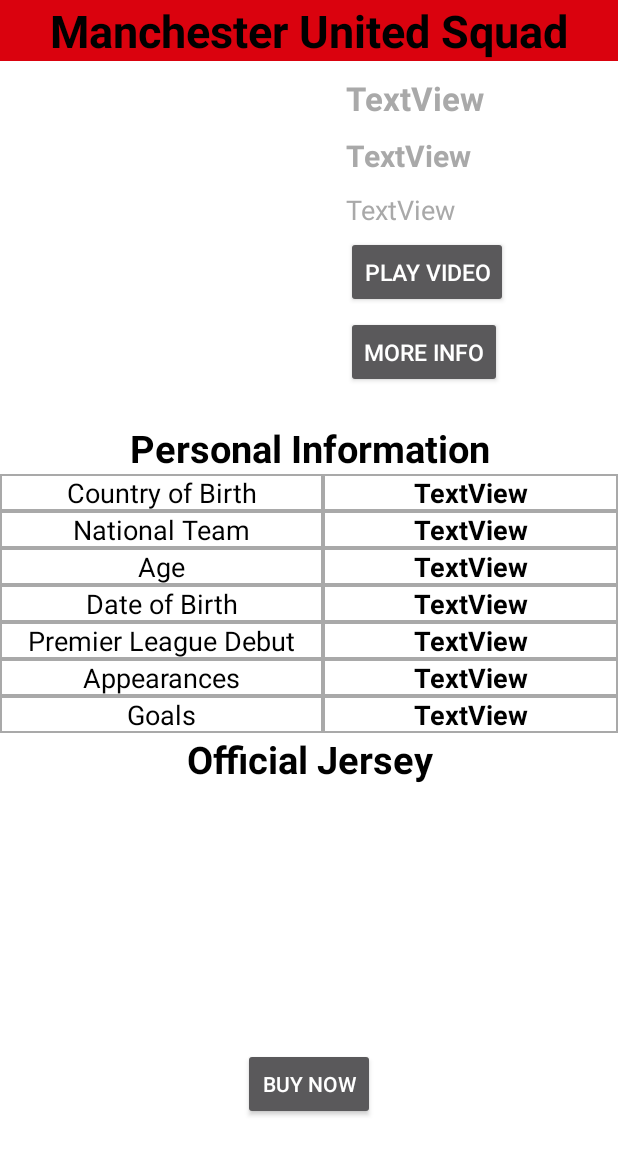
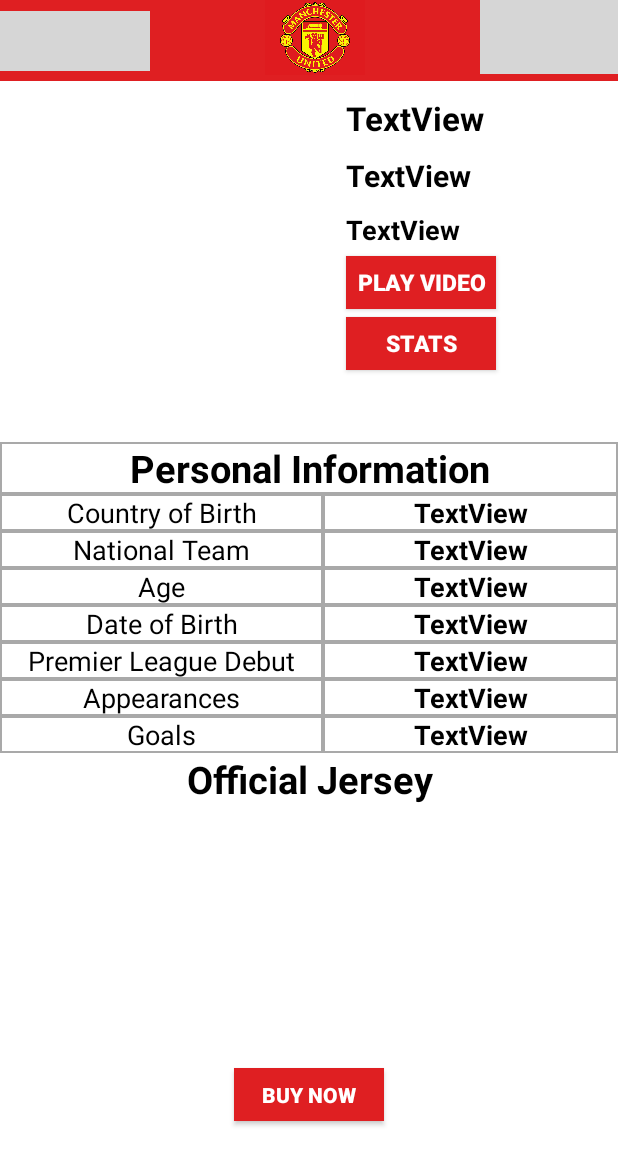
Before and after one commit to harshalk994/ManchesterUnitedTeamList, an Android app: the TestRelative screen opened directly, with no data from a screen before it, on a phone screen of 412 x 824 dp. Shown: the top 1165 px of the screen. Run offline under Robolectric (Android 15) with nearby library versions, the phone set to English and light mode, and no system bars; 13 statements that could not run were skipped; grey boxes are pictures that could not be loaded.

Commit message:
version 4.0_All activities functionality completed_Try improvising GUI_try changing color of progress bar

```diff
--- a/app/build.gradle
+++ b/app/build.gradle
@@ -26,4 +26,5 @@ dependencies {
     testImplementation 'junit:junit:4.12'
     androidTestImplementation 'androidx.test.ext:junit:1.1.0'
     androidTestImplementation 'androidx.test.espresso:espresso-core:3.2.0'
+
 }
--- a/app/src/main/AndroidManifest.xml
+++ b/app/src/main/AndroidManifest.xml
@@ -2,7 +2,7 @@
 <manifest xmlns:android="http://schemas.android.com/apk/res/android"
     package="com.example.manchesterunitedteamlist">
 
-    <uses-permission android:name="android.permission.INTERNETR" />
+    <uses-permission android:name="android.permission.INTERNET" />
 
     <application
         android:allowBackup="true"
@@ -11,7 +11,8 @@
         android:roundIcon="@mipmap/ic_launcher_round"
         android:supportsRtl="true"
         android:theme="@style/Theme.AppCompat.NoActionBar">
-        <activity android:name=".PlayerInfoActivity"></activity>
+        <activity android:name=".WebViewActivity"></activity>
+        <activity android:name=".PlayerInfoActivity" />
         <activity android:name=".TestRelative" />
         <activity android:name=".SplashScreenActivity">
             <intent-filter>
--- a/app/src/main/java/com/example/manchesterunitedteamlist/PlayerXMLData.java
+++ b/app/src/main/java/com/example/manchesterunitedteamlist/PlayerXMLData.java
@@ -61,6 +61,7 @@ public class PlayerXMLData {
         NodeList pfoul = xml.getElementsByTagName("fouls");
         NodeList pyc = xml.getElementsByTagName("yc");
         NodeList prc = xml.getElementsByTagName("rc");
+        NodeList pwurl = xml.getElementsByTagName("weburl");
 
 
 
@@ -97,11 +98,12 @@ public class PlayerXMLData {
             String fouls = pfoul.item(i).getFirstChild().getNodeValue();
             String yellow = pyc.item(i).getFirstChild().getNodeValue();
             String red = prc.item(i).getFirstChild().getNodeValue();
+            String weburl = pwurl.item(i).getFirstChild().getNodeValue();
             //int ctry = Integer.valueOf(country);
 
             data[i] = new PlayerData(image, name, position, country, jersey, img, squadno, urlPass, birth, nation, age,
-                    dob, pdebut, appearance, goal, kit, buy, plwins, wins, losses, cleansheet, ogoals, assists, passes, crosses, throughs,
-                    fouls, yellow, red);
+                    dob, pdebut, appearance, goal, kit, buy, plwins, wins, losses, cleansheet, ogoals, assists,
+                    passes, crosses, throughs, fouls, yellow, red, weburl);
         }
 
 
--- a/app/src/main/res/layout/activity_test_relative.xml
+++ b/app/src/main/res/layout/activity_test_relative.xml
@@ -7,25 +7,64 @@
     android:background="#FFFFFF"
     tools:context=".TestRelative">
 
+    <TextView
+        android:id="@+id/textView52"
+        android:layout_width="match_parent"
+        android:layout_height="wrap_content"
+        android:background="#DF1F22"
+        android:textAlignment="center"
+        android:textColor="#000000"
+        android:textSize="40sp"
+        android:textStyle="bold" />
+
+    <ImageView
+        android:id="@+id/imageView8"
+        android:layout_width="100dp"
+        android:layout_height="40dp"
+        android:layout_alignParentTop="true"
+        android:layout_marginTop="7dp"
+        app:srcCompat="@drawable/adidas" />
+
+    <ImageView
+        android:id="@+id/imageView9"
+        android:layout_width="220dp"
+        android:layout_height="50dp"
+        android:layout_toRightOf="@id/imageView8"
+        android:foregroundGravity="center_vertical|center|center_horizontal"
+        app:srcCompat="@drawable/manunitedlogo" />
+
+    <ImageView
+        android:id="@+id/imageView10"
+        android:layout_width="100dp"
+        android:layout_height="49dp"
+        android:layout_toRightOf="@id/imageView9"
+        app:srcCompat="@drawable/aon" />
+
     <Button
         android:id="@+id/button5"
-        android:layout_width="wrap_content"
-        android:layout_height="wrap_content"
+        android:layout_width="100dp"
+        android:layout_height="35dp"
         android:layout_below="@id/imageView6"
         android:layout_centerHorizontal="true"
+        android:layout_marginBottom="5dp"
+        android:background="#DF1F22"
         android:gravity="center"
-        android:text="Buy Now" />
+        android:text="Buy Now"
+        android:textAlignment="center"
+        android:textStyle="bold" />
 
     <Button
         android:id="@+id/button4"
-        android:layout_width="wrap_content"
-        android:layout_height="wrap_content"
+        android:layout_width="100dp"
+        android:layout_height="35dp"
         android:layout_below="@id/button2"
         android:layout_marginLeft="20dp"
         android:layout_marginTop="5dp"
         android:layout_toRightOf="@id/imageView2"
-        android:text="More Info"
-        android:textSize="15sp" />
+        android:background="#DF1F22"
+        android:text="Stats"
+        android:textSize="15sp"
+        android:textStyle="bold" />
 
     <TextView
         android:id="@+id/textView24"
@@ -182,22 +221,11 @@
         android:textColor="#000000"
         android:textSize="18sp" />
 
-    <TextView
-        android:id="@+id/textView9"
-        android:layout_width="match_parent"
-        android:layout_height="wrap_content"
-        android:background="#DA020E"
-        android:text="Manchester United Squad"
-        android:textAlignment="center"
-        android:textColor="#000000"
-        android:textSize="30sp"
-        android:textStyle="bold" />
-
     <ImageView
         android:id="@+id/imageView2"
         android:layout_width="200dp"
         android:layout_height="230dp"
-        android:layout_below="@id/textView9"
+        android:layout_below="@id/textView52"
         android:layout_marginStart="5dp"
         android:layout_marginTop="5dp"
         android:layout_marginEnd="5dp"
@@ -208,12 +236,12 @@
         android:id="@+id/textView8"
         android:layout_width="match_parent"
         android:layout_height="wrap_content"
-        android:layout_below="@id/textView9"
+        android:layout_below="@id/textView52"
         android:layout_marginLeft="20dp"
         android:layout_marginTop="10dp"
         android:layout_toRightOf="@id/imageView2"
         android:text="TextView"
-        android:textColor="#A9A9A9"
+        android:textColor="#000000"
         android:textSize="22sp"
         android:textStyle="bold" />
 
@@ -226,7 +254,7 @@
         android:layout_marginTop="10dp"
         android:layout_toRightOf="@id/imageView2"
         android:text="TextView"
-        android:textColor="#A9A9A9"
+        android:textColor="#000000"
         android:textSize="20sp"
         android:textStyle="bold" />
 
@@ -239,19 +267,22 @@
         android:layout_marginTop="10dp"
         android:layout_toRightOf="@id/imageView2"
         android:text="TextView"
-        android:textColor="#A9A9A9"
-        android:textSize="18sp" />
+        android:textColor="#000000"
+        android:textSize="18sp"
+        android:textStyle="bold" />
 
     <Button
         android:id="@+id/button2"
-        android:layout_width="wrap_content"
-        android:layout_height="wrap_content"
+        android:layout_width="100dp"
+        android:layout_height="35dp"
         android:layout_below="@id/textView4"
         android:layout_marginLeft="20dp"
         android:layout_marginTop="5dp"
         android:layout_toRightOf="@id/imageView2"
+        android:background="#DF1F22"
         android:text="Play Video"
-        android:textSize="15sp" />
+        android:textSize="15sp"
+        android:textStyle="bold" />
 
     <TextView
         android:id="@+id/textView5"
@@ -261,6 +292,7 @@
         android:gravity="center"
         android:text="Personal Information"
         android:textColor="#000000"
+        android:background="@drawable/back"
         android:textSize="25sp"
         android:textStyle="bold" />
 
--- a/build.gradle
+++ b/build.gradle
@@ -11,6 +11,8 @@ buildscript {
 
         // NOTE: Do not place your application dependencies here; they belong
         // in the individual module build.gradle files
+
+
     }
 }
 
```
Also changed, not shown: app/src/main/java/com/example/manchesterunitedteamlist/PlayerData.java (+11 -1 lines), app/src/main/java/com/example/manchesterunitedteamlist/PlayerInfoActivity.java (+14 -0 lines), app/src/main/java/com/example/manchesterunitedteamlist/WebViewActivity.java (added, +34 -0 lines), app/src/main/res/layout/activity_player_info.xml (+51 -0 lines), app/src/main/res/layout/activity_player_list.xml (+33 -6 lines), app/src/main/res/layout/activity_web_view.xml (added, +14 -0 lines), app/src/main/res/raw/player_data.xml (+14 -7 lines).
